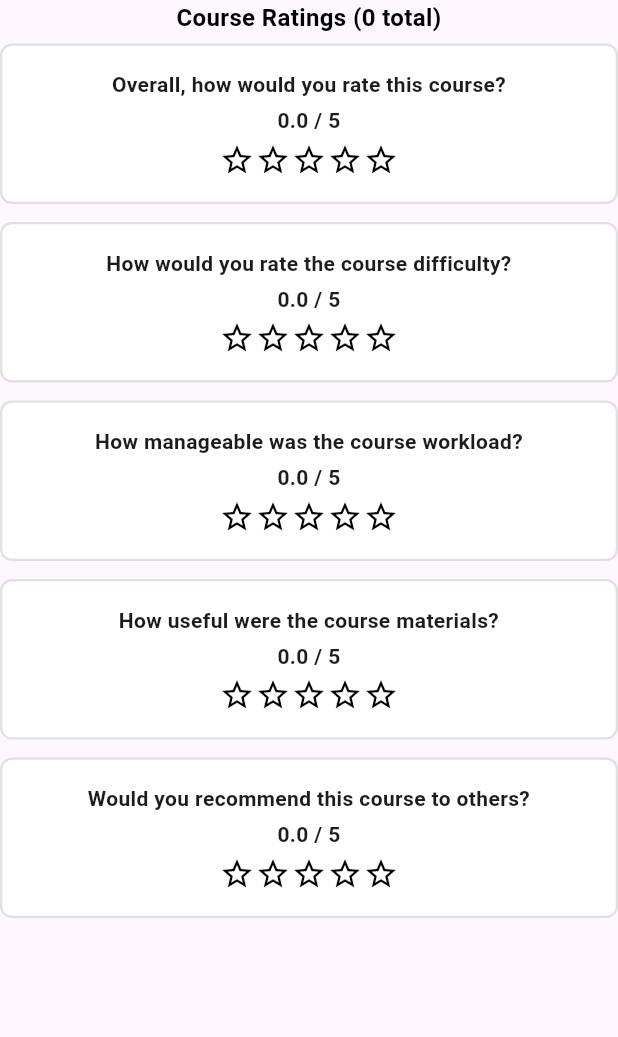
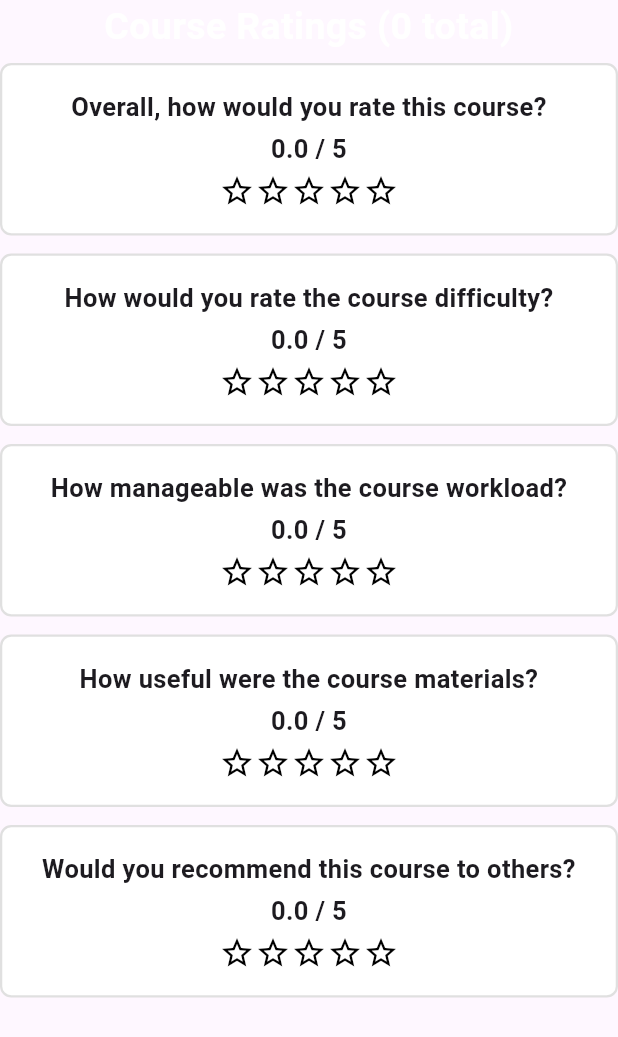
Before and after one commit to AndrewKelton/large-project, a Flutter app: the CourseRatingsSummary widget shown alone on an empty page, opened directly with empty values, on a phone screen of 412 x 824 dp. Shown: the top 1037 px of the screen. Run offline on Flutter 3.47's test engine with Material 3 defaults, Android fonts, the phone set to English and light mode, and no system bars; network calls fail.

Commit message:
add course code name title bars and resize elements

```diff
--- a/mobile/Large_Project_Mobile_App/lib/pages/HomeScreen.dart
+++ b/mobile/Large_Project_Mobile_App/lib/pages/HomeScreen.dart
@@ -283,7 +283,7 @@ class _HomePageState extends State<HomePage> with RouteAware {
                   mainAxisAlignment: MainAxisAlignment.center,
                   children: <Widget>[
                     SizedBox(
-                      width: 250,
+                      width: 300,
                       child: CreateRatingButton(
                         onPressed: () async {
                           newMessageText = "";
@@ -306,7 +306,7 @@ class _HomePageState extends State<HomePage> with RouteAware {
                   mainAxisAlignment: MainAxisAlignment.center,
                   children: <Widget>[
                     SizedBox(
-                      width: 250,
+                      width: 300,
                       child: CreateQuestionnaireButton(
                         onPressed: () async {
                           newMessageText = "";
@@ -349,7 +349,7 @@ class _HomePageState extends State<HomePage> with RouteAware {
                         "Course Summary",
                         textAlign: TextAlign.center,
                         style: TextStyle(
-                          fontSize: 16.0,
+                          fontSize: 35.0,
                           fontWeight: FontWeight.bold,
                           color: Colors.black,
                         ),
@@ -359,18 +359,31 @@ class _HomePageState extends State<HomePage> with RouteAware {
                 ),
                 // row for course code-name title
                 SizedBox(height: 20.0),
-                Row(
+                Column(
+                  mainAxisSize: MainAxisSize.min,
                   children: <Widget> [
-                    Expanded(
-                      child: Text(
-                        "${selectedCourse}\n${courseNameMap[selectedCourse]}",
-                        textAlign: TextAlign.center,
-                        style: TextStyle(
-                          fontSize: 16.0,
-                          fontWeight: FontWeight.bold,
-                          color: Colors.black,
-                        ),
+                    // Holds course code title bar
+                    Container(
+                      width: 175,
+                      padding: EdgeInsets.symmetric(vertical: 5.0),
+                      decoration: BoxDecoration(
+                        color: Color(0xFF2575FF),
+                        borderRadius: BorderRadius.circular(7.5),
+                        border: Border.all(color: Color(0xFF2575FF), width: 5),
                       ),
+                      child: Text("${selectedCourse}", textAlign: TextAlign.center, style: TextStyle(fontSize: 25.0, fontWeight: FontWeight.bold, color: Colors.white)),
+                    ),
+                    SizedBox(height:10.0),
+                    // Holds course name title bar
+                    Container(
+                      width: 450,
+                      padding: EdgeInsets.symmetric(vertical: 5.0),
+                      decoration: BoxDecoration(
+                        color: Colors.white,
+                        borderRadius: BorderRadius.circular(7.5),
+                        border: Border.all(color: Colors.white, width: 1.5),
+                      ),
+                      child: Text("${courseNameMap[selectedCourse]}", textAlign: TextAlign.center, style: TextStyle(fontSize: 25.0, fontWeight: FontWeight.bold, color: Colors.black)),
                     ),
                   ],
                 ),
@@ -412,7 +425,7 @@ abstract class HomePageButton extends StatelessWidget {
       ),
       child: Text(
         getLabel(),
-        style: TextStyle(fontSize: 14.0),
+        style: TextStyle(fontSize: 15.0),
         textAlign: TextAlign.center,
       ),
     );
@@ -465,7 +478,6 @@ class CreateQuestionnaireButton extends HomePageButton {
   }
 }
 
-
 // widget for building the course rating summary section
 class CourseRatingsSummary extends StatefulWidget {
 
@@ -479,7 +491,7 @@ class CourseRatingsSummary extends StatefulWidget {
   State<CourseRatingsSummary> createState() => _CourseRatingsSummaryState();
 }
 
-// this widget holds the question, numeric rating value, and shaded stars
+// this widget holds the question, numeric rating value, and shaded stars for q1->q5
 Widget _RatingCard(String question, double rating) {
   double ParsedRating = rating ?? 0;
 
@@ -489,14 +501,14 @@ Widget _RatingCard(String question, double rating) {
     padding: EdgeInsets.symmetric(vertical: 16.0, horizontal: 12.0),
     decoration: BoxDecoration(
       color: Colors.white,
-      borderRadius: BorderRadius.circular(8.0),
+      borderRadius: BorderRadius.circular(7.5),
       border: Border.all(color: Colors.grey.shade300, width: 1.5),
     ),
     child: Column(
       children: [
-        Text(question, textAlign: TextAlign.center, style: TextStyle(fontWeight: FontWeight.bold)),
+        Text(question, textAlign: TextAlign.center, style: TextStyle(fontSize: 17.0, fontWeight: FontWeight.bold)),
         SizedBox(height: 4.0),
-        Text('$rating / 5', textAlign: TextAlign.center, style: TextStyle(fontWeight: FontWeight.bold, )),
+        Text('$rating / 5', textAlign: TextAlign.center, style: TextStyle(fontSize: 17.0, fontWeight: FontWeight.bold, )),
         SizedBox(height: 4.0),
         Row(
           mainAxisAlignment: MainAxisAlignment.center,
@@ -555,6 +567,7 @@ class _CourseRatingsSummaryState extends State<CourseRatingsSummary> {
 
   @override
   Widget build(BuildContext context) {
+    // collect ratings for all courses
     double q1Rating = courseRatingsList.isNotEmpty ? courseRatingsList[0] : 0;
     double q2Rating = courseRatingsList.isNotEmpty ? courseRatingsList[1] : 0;
     double q3Rating = courseRatingsList.isNotEmpty ? courseRatingsList[2] : 0;
@@ -571,9 +584,9 @@ class _CourseRatingsSummaryState extends State<CourseRatingsSummary> {
                 'Course Ratings (${numCourseRatings} total)',
                 textAlign: TextAlign.center,
                 style: TextStyle(
-                  fontSize: 16.0,
+                  fontSize: 25.0,
                   fontWeight: FontWeight.bold,
-                  color: Colors.black,
+                  color: Colors.white,
                 ),
               ),
             ),
```
